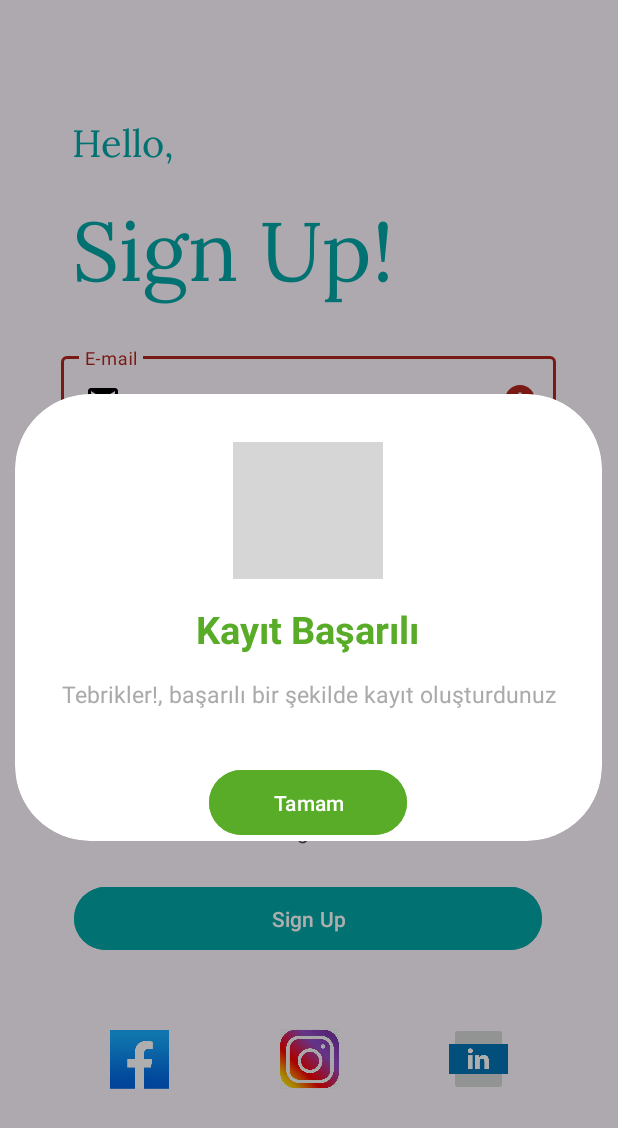
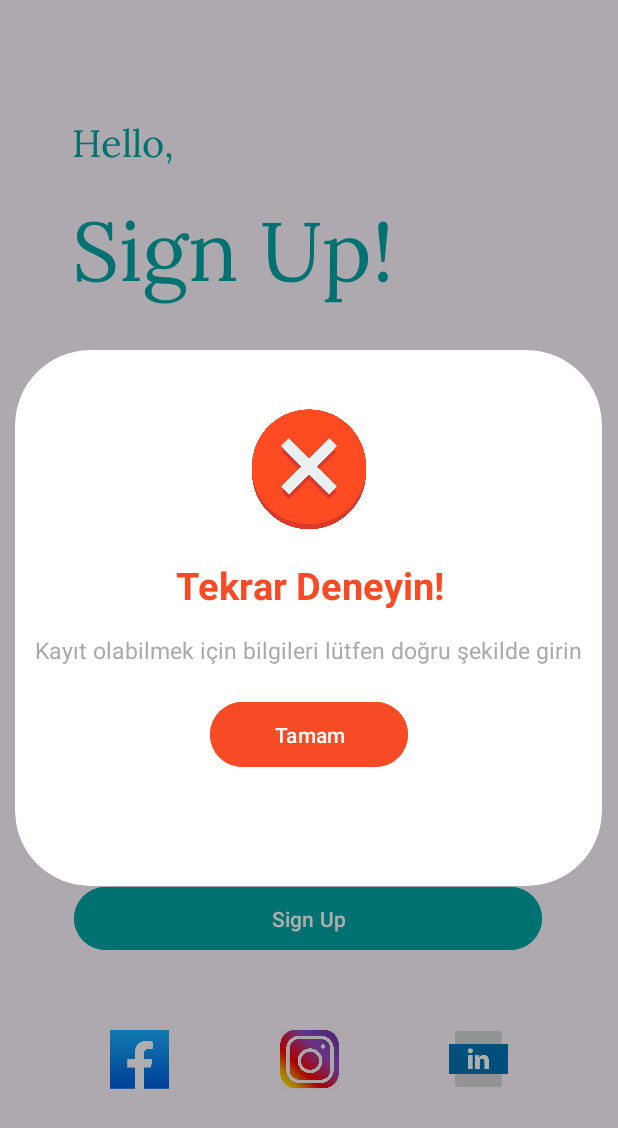
Before and after one commit to Yusufjo/NewApplication, an Android app: the SignUpActivity screen opened directly, with no data from a screen before it, after a tap on "Sign Up", on a phone screen of 412 x 824 dp. Shown: the top 1128 px of the screen. Run offline under Robolectric (Android 15) with nearby library versions, the light colour scheme and no system bars; grey boxes are pictures that could not be loaded.

Commit message:
negative diolog xml added and new strings added

```diff
--- a/app/src/main/java/com/example/newapplication/SignUpActivity.kt
+++ b/app/src/main/java/com/example/newapplication/SignUpActivity.kt
@@ -9,6 +9,7 @@ import androidx.appcompat.app.AppCompatActivity
 import androidx.core.widget.doAfterTextChanged
 import com.example.newapplication.databinding.ActivitySignUpBinding
 import com.example.newapplication.databinding.DialogLayoutBinding
+import com.example.newapplication.databinding.DialogNegativeBinding
 
 class SignUpActivity : AppCompatActivity() {
     private lateinit var binding: ActivitySignUpBinding
@@ -18,12 +19,12 @@ class SignUpActivity : AppCompatActivity() {
 
         binding = ActivitySignUpBinding.inflate(layoutInflater)
         setContentView(binding.root)
-        singUpOnClickListener()
+        singUpOnClickListeners()
         setTextWatchers()
 
     }
 
-    private fun singUpOnClickListener() {
+    private fun singUpOnClickListeners() {
         binding.singUp.setOnClickListener {
             mailCheck()
             passwordCheck()
@@ -88,7 +89,7 @@ class SignUpActivity : AppCompatActivity() {
     }
 
     private fun showProgressBar() {
-        binding.singUp.setOnClickListener {
+
         val mail = binding.editTextTextEmailAddress2.text.toString()
         val password = binding.editTextTextPassword.text.toString()
         val password2 = binding.editTextTextPassword2.text.toString()
@@ -99,25 +100,45 @@ class SignUpActivity : AppCompatActivity() {
                 binding.progressBar.visibility = View.GONE
             }, 2000)
         }
+
     }
-    }
-    private fun setDialog(){
+
+    private fun setDialog() {
+        //Bir kere tıklanınca oluyor
+        val mail = binding.editTextTextEmailAddress2.text.toString()
+        val password = binding.editTextTextPassword.text.toString()
+        val password2 = binding.editTextTextPassword2.text.toString()
         val alertDialogBuilder = AlertDialog.Builder(this)
+
+        if (mail.contains('@') && password.length >= 6 && password == password2) {
+
             val dialogBinding = DialogLayoutBinding.inflate(layoutInflater)
             alertDialogBuilder.setView(dialogBinding.root)
 
             val alertDialog = alertDialogBuilder.create()
             alertDialog.window?.setBackgroundDrawableResource(R.drawable.bg_rounded)
+
+
             alertDialog.show()
 
             dialogBinding.button.setOnClickListener {
                 alertDialog.dismiss()
+            }
+        }
+        else{
+            val negativeBinding = DialogNegativeBinding.inflate(layoutInflater)
+            alertDialogBuilder.setView(negativeBinding.root)
+            val  alertDialog = alertDialogBuilder.create()
+            alertDialog.window?.setBackgroundDrawableResource(R.drawable.bg_rounded)
+            alertDialog.show()
+            negativeBinding.button2.setOnClickListener {
+                alertDialog.dismiss()
+            }
 
-//        handler.postDelayed({
-//            alertDialog.dismiss()
-//            alertDialog.show()
-//        }, 2000)
 
         }
 
-}}
+    }
+
+
+}
--- a/app/src/main/res/layout/dialog_layout.xml
+++ b/app/src/main/res/layout/dialog_layout.xml
@@ -57,5 +57,15 @@
         app:layout_constraintTop_toTopOf="parent"
         app:srcCompat="@drawable/onay" />
 
+    <Space
+        android:layout_width="match_parent"
+        android:layout_height="75dp"
+        app:layout_constraintBottom_toBottomOf="parent"
+        app:layout_constraintEnd_toEndOf="parent"
+        app:layout_constraintHorizontal_bias="0.0"
+        app:layout_constraintStart_toStartOf="parent"
+        app:layout_constraintTop_toBottomOf="@+id/button"
+        app:layout_constraintVertical_bias="0.346" />
+
 
 </androidx.constraintlayout.widget.ConstraintLayout>
--- /dev/null
+++ b/app/src/main/res/layout/dialog_negative.xml
@@ -0,0 +1,68 @@
+<?xml version="1.0" encoding="utf-8"?>
+<androidx.constraintlayout.widget.ConstraintLayout xmlns:android="http://schemas.android.com/apk/res/android"
+    xmlns:app="http://schemas.android.com/apk/res-auto"
+    xmlns:tools="http://schemas.android.com/tools"
+    android:layout_width="wrap_content"
+    android:layout_height="wrap_content">
+
+    <Button
+        android:id="@+id/button2"
+        android:layout_width="132dp"
+        android:layout_height="51dp"
+        android:layout_marginTop="16dp"
+        android:backgroundTint="@color/hata"
+        android:text="@string/ok"
+        app:layout_constraintEnd_toEndOf="parent"
+        app:layout_constraintHorizontal_bias="0.5"
+        app:layout_constraintStart_toStartOf="parent"
+        app:layout_constraintTop_toBottomOf="@+id/textView10" />
+
+    <ImageView
+        android:id="@+id/imageView"
+        android:layout_width="100dp"
+        android:layout_height="91dp"
+        android:layout_marginTop="32dp"
+        app:layout_constraintEnd_toEndOf="parent"
+        app:layout_constraintHorizontal_bias="0.5"
+        app:layout_constraintStart_toStartOf="parent"
+        app:layout_constraintTop_toTopOf="parent"
+        app:srcCompat="@drawable/rets" />
+
+    <TextView
+        android:id="@+id/textView8"
+        android:layout_width="wrap_content"
+        android:layout_height="34dp"
+        android:layout_marginTop="16dp"
+        android:gravity="center"
+        android:text="@string/hata"
+        android:textColor="@color/hata"
+        android:textSize="25sp"
+        android:textStyle="bold"
+        app:layout_constraintEnd_toEndOf="parent"
+        app:layout_constraintHorizontal_bias="0.5"
+        app:layout_constraintStart_toStartOf="parent"
+        app:layout_constraintTop_toBottomOf="@+id/imageView" />
+
+    <TextView
+        android:id="@+id/textView10"
+        android:layout_width="wrap_content"
+        android:layout_height="25sp"
+        android:layout_marginTop="16dp"
+        android:text="@string/hataMesajı"
+        android:textColor="@android:color/darker_gray"
+        android:textSize="15sp"
+        app:layout_constraintEnd_toEndOf="parent"
+        app:layout_constraintHorizontal_bias="0.5"
+        app:layout_constraintStart_toStartOf="parent"
+        app:layout_constraintTop_toBottomOf="@+id/textView8" />
+
+    <Space
+        android:layout_width="match_parent"
+        android:layout_height="75dp"
+        app:layout_constraintBottom_toBottomOf="parent"
+        app:layout_constraintEnd_toEndOf="parent"
+        app:layout_constraintHorizontal_bias="0.5"
+        app:layout_constraintStart_toStartOf="parent"
+        app:layout_constraintTop_toBottomOf="@+id/button2"
+        app:layout_constraintVertical_bias="0.346" />
+</androidx.constraintlayout.widget.ConstraintLayout>
--- /dev/null
+++ b/app/src/main/res/layout/fragment_home.xml
@@ -0,0 +1,14 @@
+<?xml version="1.0" encoding="utf-8"?>
+<FrameLayout xmlns:android="http://schemas.android.com/apk/res/android"
+    xmlns:tools="http://schemas.android.com/tools"
+    android:layout_width="match_parent"
+    android:layout_height="match_parent"
+    tools:context=".fragment.HomeFragment">
+
+    <!-- TODO: Update blank fragment layout -->
+    <TextView
+        android:layout_width="match_parent"
+        android:layout_height="match_parent"
+        android:text="@string/hello_blank_fragment" />
+
+</FrameLayout>
--- /dev/null
+++ b/app/src/main/res/layout/fragment_profile.xml
@@ -0,0 +1,14 @@
+<?xml version="1.0" encoding="utf-8"?>
+<FrameLayout xmlns:android="http://schemas.android.com/apk/res/android"
+    xmlns:tools="http://schemas.android.com/tools"
+    android:layout_width="match_parent"
+    android:layout_height="match_parent"
+    tools:context=".fragment.ProfileFragment">
+
+    <!-- TODO: Update blank fragment layout -->
+    <TextView
+        android:layout_width="match_parent"
+        android:layout_height="match_parent"
+        android:text="@string/hello_blank_fragment" />
+
+</FrameLayout>
--- a/app/src/main/res/values/colors.xml
+++ b/app/src/main/res/values/colors.xml
@@ -4,4 +4,5 @@
     <color name="white">#FFFFFFFF</color>
     <color name="login">#03A6A6</color>
     <color name="kayit">#59AC28</color>
+    <color name="hata">#F74B25</color>
 </resources>
--- a/app/src/main/res/values/strings.xml
+++ b/app/src/main/res/values/strings.xml
@@ -15,4 +15,8 @@
     <string name="kayıtBasariliBasligi">Kayıt Başarılı</string>
     <string name="kayitBasariliYazisi">Tebrikler!, başarılı bir şekilde kayıt oluşturdunuz</string>
     <string name="ok">Tamam</string>
+    <string name="hata">Tekrar Deneyin!</string>
+    <string name="hataMesajı">Kayıt olabilmek için bilgileri lütfen doğru şekilde girin</string>
+    <!-- TODO: Remove or change this placeholder text -->
+    <string name="hello_blank_fragment">Hello blank fragment</string>
 </resources>
```
Lines whose indentation alone changed are shown as unchanged.
